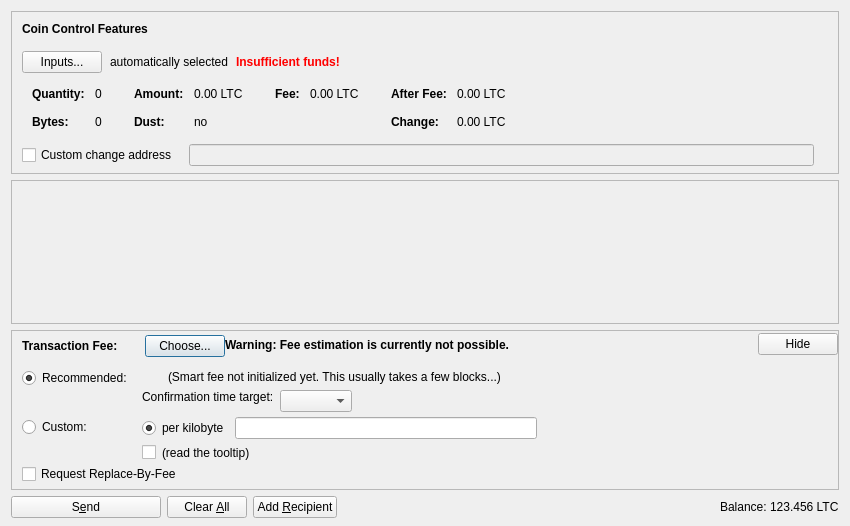
First picture: the form in src/qt/forms/sendcoinsdialog.ui, repository tocacyy/GoldCoin, before the edit.
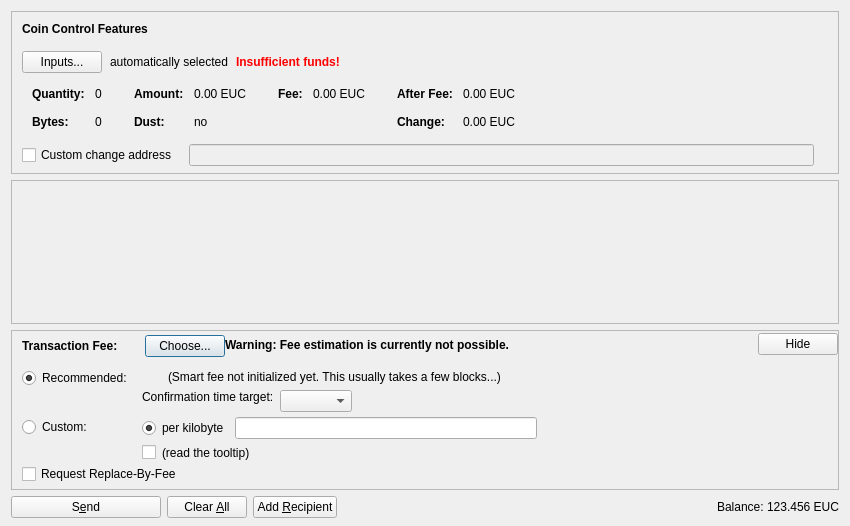
Second picture: the form after the edit. Icons and pictures are not drawn. Custom widgets are drawn as their Qt base class.

Diff of the .ui file:
```diff
--- a/src/qt/forms/sendcoinsdialog.ui
+++ b/src/qt/forms/sendcoinsdialog.ui
@@ -324,7 +324,7 @@
                   <enum>Qt::ActionsContextMenu</enum>
                  </property>
                  <property name="text">
-                  <string notr="true">0.00 LTC</string>
+                  <string notr="true">0.00 EUC</string>
                  </property>
                  <property name="textInteractionFlags">
                   <set>Qt::LinksAccessibleByMouse|Qt::TextSelectableByKeyboard|Qt::TextSelectableByMouse</set>
@@ -404,7 +404,7 @@
                   <enum>Qt::ActionsContextMenu</enum>
                  </property>
                  <property name="text">
-                  <string notr="true">0.00 LTC</string>
+                  <string notr="true">0.00 EUC</string>
                  </property>
                  <property name="textInteractionFlags">
                   <set>Qt::LinksAccessibleByMouse|Qt::TextSelectableByKeyboard|Qt::TextSelectableByMouse</set>
@@ -455,7 +455,7 @@
                   <enum>Qt::ActionsContextMenu</enum>
                  </property>
                  <property name="text">
-                  <string notr="true">0.00 LTC</string>
+                  <string notr="true">0.00 EUC</string>
                  </property>
                  <property name="textInteractionFlags">
                   <set>Qt::LinksAccessibleByMouse|Qt::TextSelectableByKeyboard|Qt::TextSelectableByMouse</set>
@@ -484,7 +484,7 @@
                   <enum>Qt::ActionsContextMenu</enum>
                  </property>
                  <property name="text">
-                  <string notr="true">0.00 LTC</string>
+                  <string notr="true">0.00 EUC</string>
                  </property>
                  <property name="textInteractionFlags">
                   <set>Qt::LinksAccessibleByMouse|Qt::TextSelectableByKeyboard|Qt::TextSelectableByMouse</set>
@@ -1253,7 +1253,7 @@
           <cursorShape>IBeamCursor</cursorShape>
          </property>
          <property name="text">
-          <string notr="true">123.456 LTC</string>
+          <string notr="true">123.456 EUC</string>
          </property>
          <property name="textInteractionFlags">
           <set>Qt::LinksAccessibleByMouse|Qt::TextSelectableByKeyboard|Qt::TextSelectableByMouse</set>
```
Left out of the diff: 4 changed lines with no effect on the pictures.
